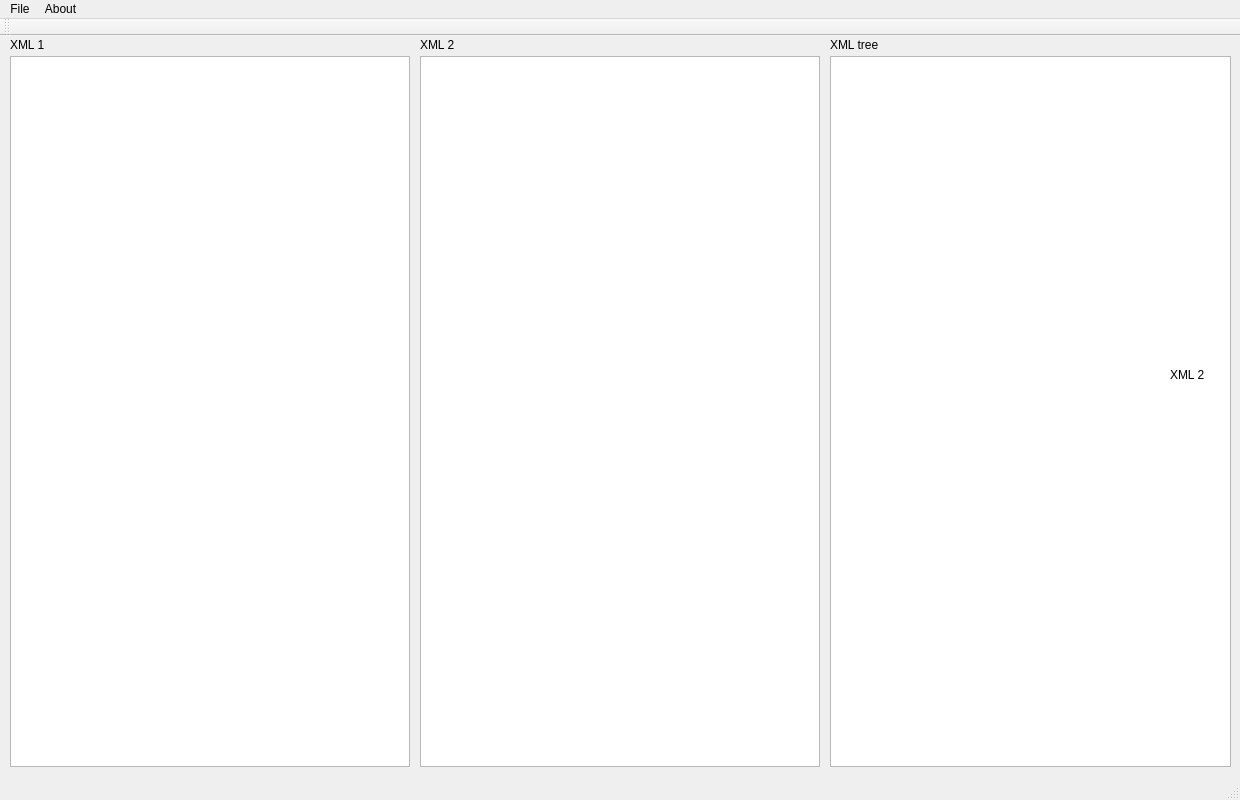
Before: the Qt Designer form mainwindow.ui in offox/qtxmldiffer, drawn with Qt 5.
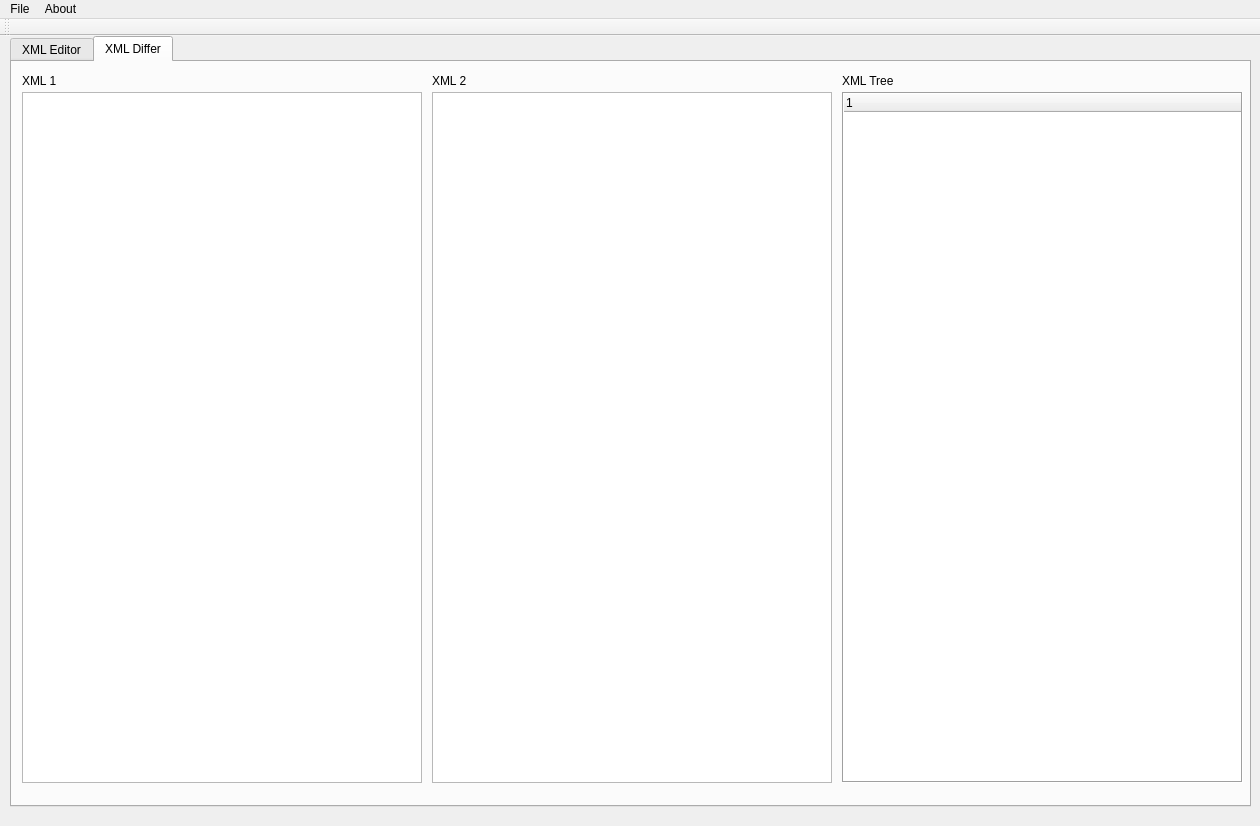
After: the same form once the commit is applied. The open tabs and pages were chosen to show the change.

Commit message:
Added XML Editor in projetct
- Added XML Editor in project.
- Added original "BSD License".

What changed in the file:
```diff
--- a/mainwindow.ui
+++ b/mainwindow.ui
@@ -6,37 +6,14 @@
    <rect>
     <x>0</x>
     <y>0</y>
-    <width>1240</width>
-    <height>800</height>
+    <width>1260</width>
+    <height>826</height>
    </rect>
   </property>
   <property name="windowTitle">
    <string>Qt XML DIffer </string>
   </property>
   <widget class="QWidget" name="centralWidget">
-   <widget class="QTreeView" name="treeView">
-    <property name="geometry">
-     <rect>
-      <x>830</x>
-      <y>20</y>
-      <width>401</width>
-      <height>711</height>
-     </rect>
-    </property>
-   </widget>
-   <widget class="QLabel" name="label">
-    <property name="geometry">
-     <rect>
-      <x>10</x>
-      <y>0</y>
-      <width>66</width>
-      <height>17</height>
-     </rect>
-    </property>
-    <property name="text">
-     <string>XML 1</string>
-    </property>
-   </widget>
    <widget class="QLabel" name="label_2">
     <property name="geometry">
      <rect>
@@ -50,52 +27,88 @@
      <string>XML 1</string>
     </property>
    </widget>
-   <widget class="QLabel" name="label_3">
+   <widget class="QTabWidget" name="tabWidget">
     <property name="geometry">
      <rect>
-      <x>420</x>
+      <x>10</x>
       <y>0</y>
+      <width>1241</width>
+      <height>771</height>
+     </rect>
+    </property>
+    <property name="currentIndex">
+     <number>0</number>
+    </property>
+    <widget class="QWidget" name="tab">
+     <attribute name="title">
+      <string>XML Editor</string>
+     </attribute>
+     <widget class="QTreeWidget" name="treeWidget">
+      <property name="geometry">
+       <rect>
+        <x>630</x>
+        <y>30</y>
+        <width>601</width>
+        <height>701</height>
+       </rect>
+      </property>
+      <property name="frameShape">
+       <enum>QFrame::Box</enum>
+      </property>
+      <column>
+       <property name="text">
+        <string notr="true">1</string>
+       </property>
+      </column>
+     </widget>
+     <widget class="QLabel" name="label_6">
+      <property name="geometry">
+       <rect>
+        <x>630</x>
+        <y>10</y>
       <width>66</width>
       <height>17</height>
      </rect>
     </property>
     <property name="text">
-     <string>XML 2</string>
+       <string>XML Tree</string>
+      </property>
+     </widget>
+     <widget class="QTextEdit" name="texml1_2">
+      <property name="geometry">
+       <rect>
+        <x>10</x>
+        <y>30</y>
+        <width>611</width>
+        <height>701</height>
+       </rect>
     </property>
    </widget>
    <widget class="QLabel" name="label_4">
     <property name="geometry">
      <rect>
-      <x>1170</x>
-      <y>330</y>
+        <x>10</x>
+        <y>10</y>
       <width>66</width>
       <height>17</height>
      </rect>
     </property>
     <property name="text">
-     <string>XML 2</string>
-    </property>
-   </widget>
-   <widget class="QLabel" name="label_5">
-    <property name="geometry">
-     <rect>
-      <x>830</x>
-      <y>0</y>
-      <width>66</width>
-      <height>17</height>
-     </rect>
-    </property>
-    <property name="text">
-     <string>XML tree</string>
-    </property>
-   </widget>
+       <string>XML File</string>
+      </property>
+     </widget>
+    </widget>
+    <widget class="QWidget" name="tab_1">
+     <attribute name="title">
+      <string>XML Differ</string>
+     </attribute>
    <widget class="QTextEdit" name="texml1">
     <property name="geometry">
      <rect>
       <x>10</x>
-      <y>20</y>
+        <y>30</y>
       <width>400</width>
-      <height>711</height>
+        <height>691</height>
      </rect>
     </property>
    </widget>
@@ -103,11 +116,70 @@
     <property name="geometry">
      <rect>
       <x>420</x>
-      <y>20</y>
+        <y>30</y>
       <width>400</width>
-      <height>711</height>
-     </rect>
-    </property>
+        <height>691</height>
+       </rect>
+      </property>
+     </widget>
+     <widget class="QTreeWidget" name="treeWidget_1">
+      <property name="geometry">
+       <rect>
+        <x>830</x>
+        <y>30</y>
+        <width>401</width>
+        <height>691</height>
+       </rect>
+      </property>
+      <property name="frameShape">
+       <enum>QFrame::Box</enum>
+      </property>
+      <column>
+       <property name="text">
+        <string notr="true">1</string>
+       </property>
+      </column>
+     </widget>
+     <widget class="QLabel" name="label_5">
+      <property name="geometry">
+       <rect>
+        <x>830</x>
+        <y>10</y>
+        <width>66</width>
+        <height>17</height>
+       </rect>
+      </property>
+      <property name="text">
+       <string>XML Tree</string>
+      </property>
+     </widget>
+     <widget class="QLabel" name="label_3">
+      <property name="geometry">
+       <rect>
+        <x>420</x>
+        <y>10</y>
+        <width>66</width>
+        <height>17</height>
+       </rect>
+      </property>
+      <property name="text">
+       <string>XML 2</string>
+      </property>
+     </widget>
+     <widget class="QLabel" name="label">
+      <property name="geometry">
+       <rect>
+        <x>10</x>
+        <y>10</y>
+        <width>66</width>
+        <height>17</height>
+       </rect>
+      </property>
+      <property name="text">
+       <string>XML 1</string>
+      </property>
+     </widget>
+    </widget>
    </widget>
   </widget>
   <widget class="QMenuBar" name="menuBar">
@@ -115,7 +187,7 @@
     <rect>
      <x>0</x>
      <y>0</y>
-     <width>1240</width>
+     <width>1260</width>
      <height>25</height>
     </rect>
    </property>
@@ -141,8 +213,7 @@
     <bool>false</bool>
    </attribute>
   </widget>
-  <widget class="QStatusBar" name="statusBar"/>
-  <action name="actionOpen_Files">
+  <action name="actionOpenXmls">
    <property name="text">
     <string>Open Files</string>
    </property>
```
Left out of the diff: 6 changed lines with no effect on the pictures. Lines whose indentation alone changed are shown as unchanged. The commit also changes 13 other files.
